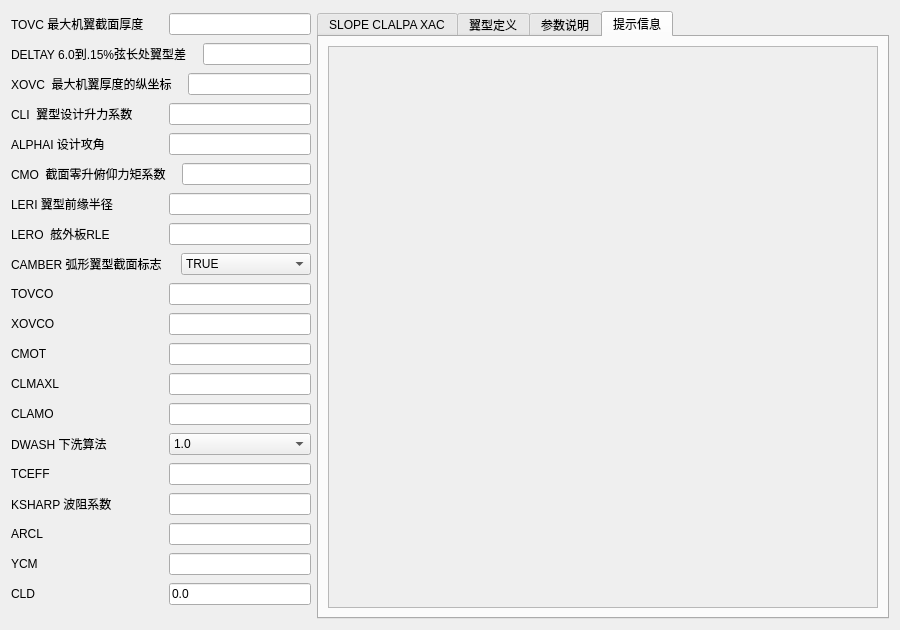
First picture: the form in PyDatcomLab/GUIs/PlaneConfiguration/WGSCHR.ui, repository darkspring2015/PyDatcomLab, before the edit.
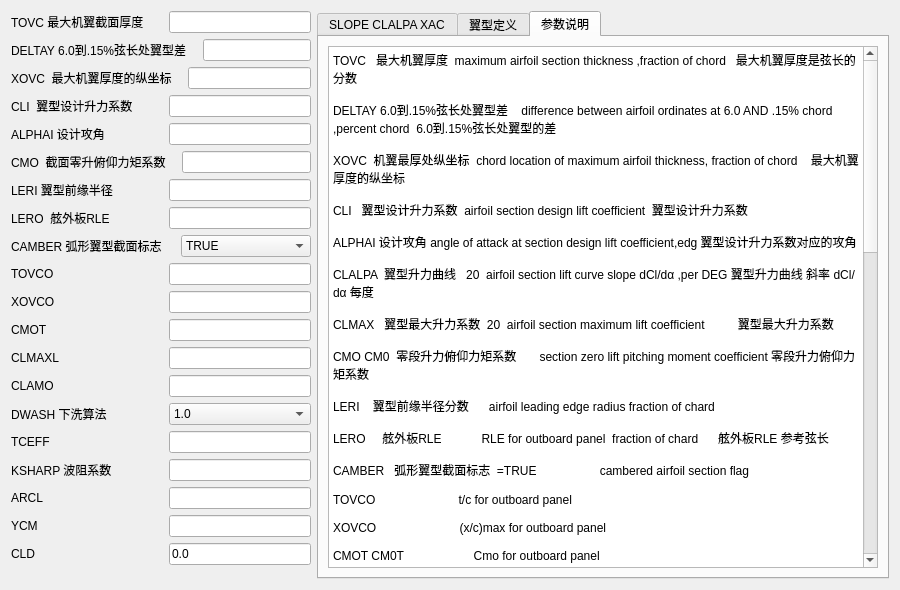
Second picture: the form after the edit. The open tabs and pages were chosen to show the change. Icons and pictures are not drawn.

Commit message: 删除了大量的窗体内部帮助信息，主要是图片。用来提升界面的可用性，帮助文件被统一移入到wiki系统之中

Diff of the .ui file:
```diff
--- a/PyDatcomLab/GUIs/PlaneConfiguration/WGSCHR.ui
+++ b/PyDatcomLab/GUIs/PlaneConfiguration/WGSCHR.ui
@@ -7,7 +7,7 @@
     <x>0</x>
     <y>0</y>
     <width>900</width>
-    <height>630</height>
+    <height>590</height>
    </rect>
   </property>
   <property name="windowTitle">
@@ -822,6 +822,19 @@
        </item>
       </layout>
      </item>
+     <item>
+      <spacer name="verticalSpacer">
+       <property name="orientation">
+        <enum>Qt::Vertical</enum>
+       </property>
+       <property name="sizeHint" stdset="0">
+        <size>
+         <width>20</width>
+         <height>40</height>
+        </size>
+       </property>
+      </spacer>
+     </item>
     </layout>
    </item>
    <item>
@@ -1106,42 +1119,6 @@
        </item>
       </layout>
      </widget>
-     <widget class="QWidget" name="tab_tips">
-      <attribute name="title">
-       <string>提示信息</string>
-      </attribute>
-      <layout class="QHBoxLayout" name="horizontalLayout_2">
-       <item>
-        <widget class="QScrollArea" name="scrollArea">
-         <property name="widgetResizable">
-          <bool>true</bool>
-         </property>
-         <widget class="QWidget" name="scrollAreaWidgetContents">
-          <property name="geometry">
-           <rect>
-            <x>0</x>
-            <y>0</y>
-            <width>1310</width>
-            <height>895</height>
-           </rect>
-          </property>
-          <layout class="QHBoxLayout" name="horizontalLayout_29">
-           <item>
-            <widget class="QLabel" name="label_Pic">
-             <property name="text">
-              <string/>
-             </property>
-             <property name="pixmap">
-              <pixmap resource="card_rc.qrc">:/card/rc_card/ARCL.png</pixmap>
-             </property>
-            </widget>
-           </item>
-          </layout>
-         </widget>
-        </widget>
-       </item>
-      </layout>
-     </widget>
     </widget>
    </item>
   </layout>
```
Left out of the diff: 2 changed lines with no effect on the pictures. The commit also changes 56 other files.
